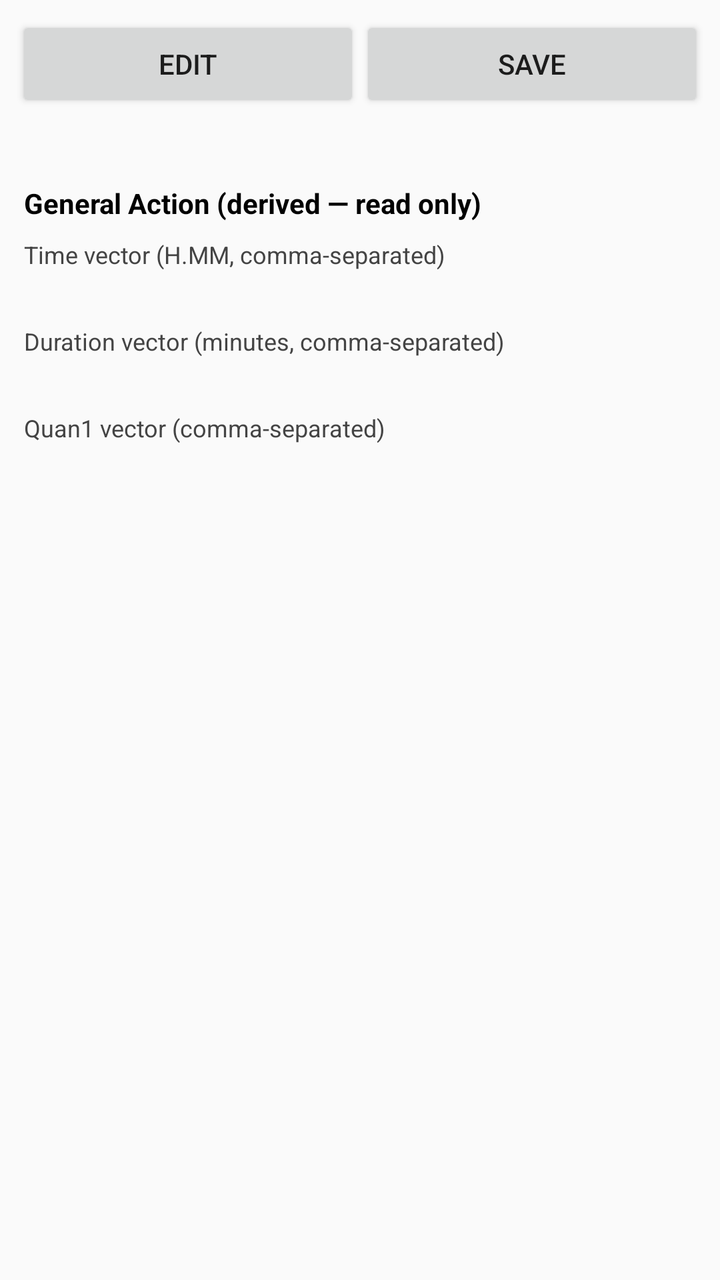
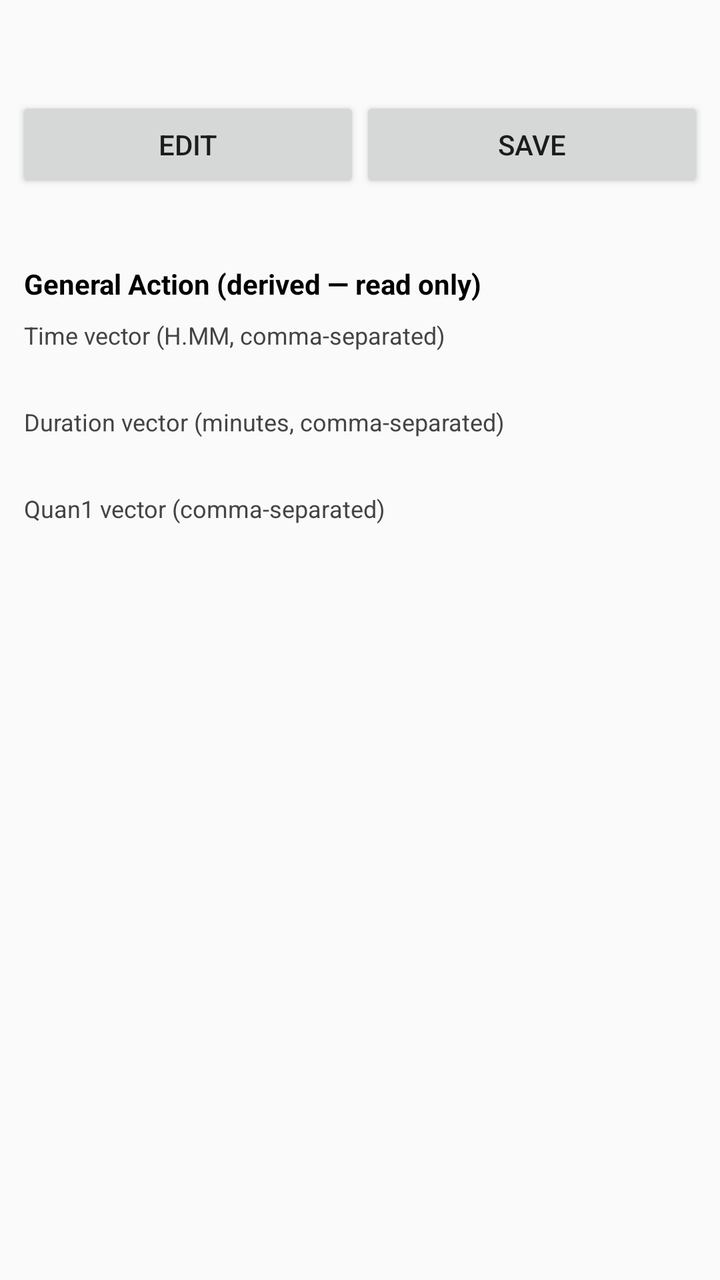

Two renders of the same Android screen: before a commit and after it. Below are the layout's source before the change and the commit's diff.
<!-- AndroidManifest.xml: application theme Theme.DAR -->
<!-- res/layout/activity_form_detail.xml -->
<?xml version="1.0" encoding="utf-8"?>
<LinearLayout xmlns:android="http://schemas.android.com/apk/res/android"
    android:layout_width="match_parent"
    android:layout_height="match_parent"
    android:orientation="vertical"
    android:background="@color/dar_light">

    <LinearLayout
        android:layout_width="match_parent"
        android:layout_height="wrap_content"
        android:orientation="horizontal"
        android:padding="8dp">

        <Button
            android:id="@+id/btn_param_edit_toggle"
            android:layout_width="0dp"
            android:layout_height="wrap_content"
            android:layout_weight="1"
            android:text="@string/param_edit" />

        <Button
            android:id="@+id/btn_param_save"
            android:layout_width="0dp"
            android:layout_height="wrap_content"
            android:layout_weight="1"
            android:text="@string/param_save" />

    </LinearLayout>

    <ScrollView
        android:layout_width="match_parent"
        android:layout_height="0dp"
        android:layout_weight="1">

        <LinearLayout
            android:layout_width="match_parent"
            android:layout_height="wrap_content"
            android:orientation="vertical"
            android:padding="12dp">

            <LinearLayout
                android:id="@+id/param_rows_container"
                android:layout_width="match_parent"
                android:layout_height="wrap_content"
                android:orientation="vertical" />

            <TextView
                android:layout_width="match_parent"
                android:layout_height="wrap_content"
                android:layout_marginTop="16dp"
                android:text="@string/param_general_row_label"
                android:textStyle="bold"
                android:textColor="#000000" />

            <TextView
                android:layout_width="match_parent"
                android:layout_height="wrap_content"
                android:text="@string/param_time_label"
                android:textColor="#444444"
                android:textSize="12sp"
                android:layout_marginTop="8dp" />
            <TextView
                android:id="@+id/general_time_value"
                android:layout_width="match_parent"
                android:layout_height="wrap_content"
                android:textColor="#000000" />

            <TextView
                android:layout_width="match_parent"
                android:layout_height="wrap_content"
                android:text="@string/param_duration_label"
                android:textColor="#444444"
                android:textSize="12sp"
                android:layout_marginTop="8dp" />
            <TextView
                android:id="@+id/general_duration_value"
                android:layout_width="match_parent"
                android:layout_height="wrap_content"
                android:textColor="#000000" />

            <TextView
                android:layout_width="match_parent"
                android:layout_height="wrap_content"
                android:text="@string/param_quan1_label"
                android:textColor="#444444"
                android:textSize="12sp"
                android:layout_marginTop="8dp" />
            <TextView
                android:id="@+id/general_quan1_value"
                android:layout_width="match_parent"
                android:layout_height="wrap_content"
                android:textColor="#000000" />

        </LinearLayout>

    </ScrollView>

</LinearLayout>
<!-- resources referenced by this layout -->
<resources>
  <color name="dar_light">#FAFAFA</color>
  <string name="param_duration_label">Duration vector (minutes, comma-separated)</string>
  <string name="param_edit">Edit</string>
  <string name="param_general_row_label">General Action (derived — read only)</string>
  <string name="param_quan1_label">Quan1 vector (comma-separated)</string>
  <string name="param_save">Save</string>
  <string name="param_time_label">Time vector (H.MM, comma-separated)</string>
  <style name="Theme.DAR" parent="Theme.MaterialComponents.DayNight.NoActionBar">
          <item name="colorPrimary">@color/dar_blue</item>
          <item name="colorPrimaryDark">@color/dar_blue_black</item>
      </style>
  <color name="dar_blue">#1565C0</color>
  <color name="dar_blue_black">#0D1B2A</color>
</resources>

<!-- the commit's change to res/layout/activity_form_detail.xml (unified diff, before → after) -->
@@ -4,6 +4,16 @@
     android:layout_height="match_parent"
     android:orientation="vertical"
     android:background="@color/dar_light">
+
+    <TextView
+        android:id="@+id/param_weekday_title"
+        android:layout_width="match_parent"
+        android:layout_height="wrap_content"
+        android:textStyle="bold"
+        android:textSize="18sp"
+        android:textColor="#000000"
+        android:gravity="center"
+        android:padding="8dp" />
 
     <LinearLayout
         android:layout_width="match_parent"
